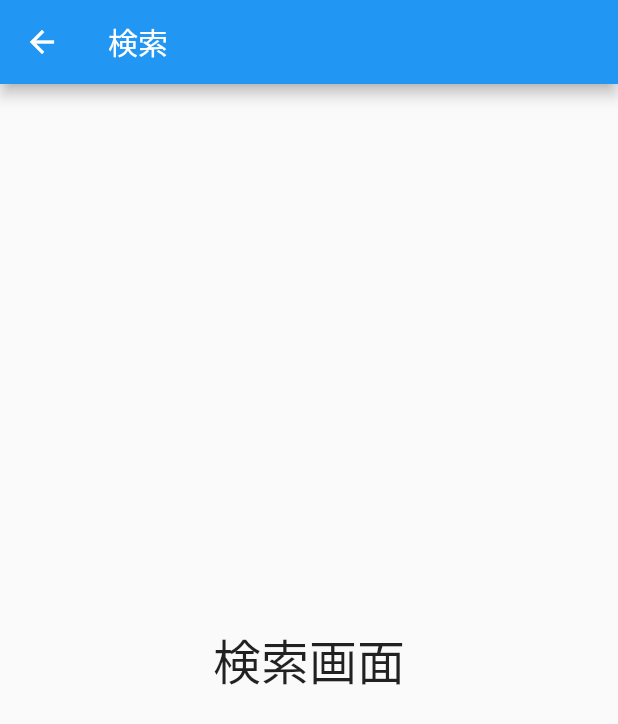
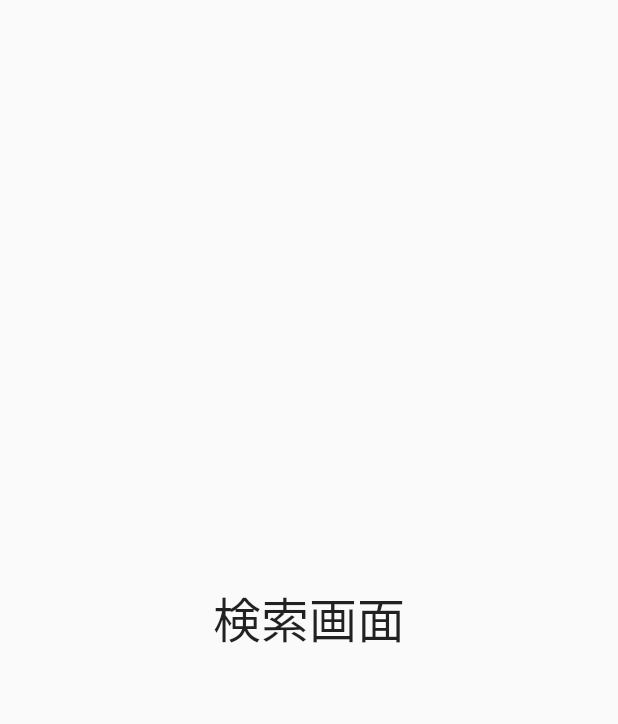
Before and after one commit to SatouTosiki/404test, a Flutter app: the search screen opened directly, on a phone screen of 412 x 824 dp. Shown: the top 724 px of the screen. Run offline on Flutter 3.47's test engine with Material 2 defaults, Android fonts, the phone set to English and light mode, and no system bars; our stand-ins replace firebase_auth, firebase_core, google_fonts, line_icons, lottie; accounts and stored records are empty.

Commit message:
バー修正

```diff
--- a/lib/src/screens/notification.dart
+++ b/lib/src/screens/notification.dart
@@ -7,8 +7,7 @@ class NotificationScreen extends StatelessWidget {
   @override
   Widget build(BuildContext context) {
     return Scaffold(
-      body:
-          const Center(child: Text('お知らせ画面', style: TextStyle(fontSize: 32.0))),
+      body: const Center(child: Text('投稿', style: TextStyle(fontSize: 32.0))),
     );
   }
 }
--- a/lib/src/screens/search.dart
+++ b/lib/src/screens/search.dart
@@ -7,9 +7,6 @@ class search extends StatelessWidget {
   @override
   Widget build(BuildContext context) {
     return Scaffold(
-      appBar: AppBar(
-        title: Text('検索'),
-      ),
       body: Center(
         child: Text(
           '検索画面',
--- a/pubspec.yaml
+++ b/pubspec.yaml
@@ -23,6 +23,7 @@ dependencies:
   google_fonts: ^4.0.4
   persistent_bottom_nav_bar: ^4.0.2
   flutter_native_splash: ^2.2.19
+  image_picker: ^1.0.1
 
 
 dev_dependencies:
```
Also changed, not shown: lib/src/main2.dart (+2 -20 lines), pubspec.lock, 5 other files.
